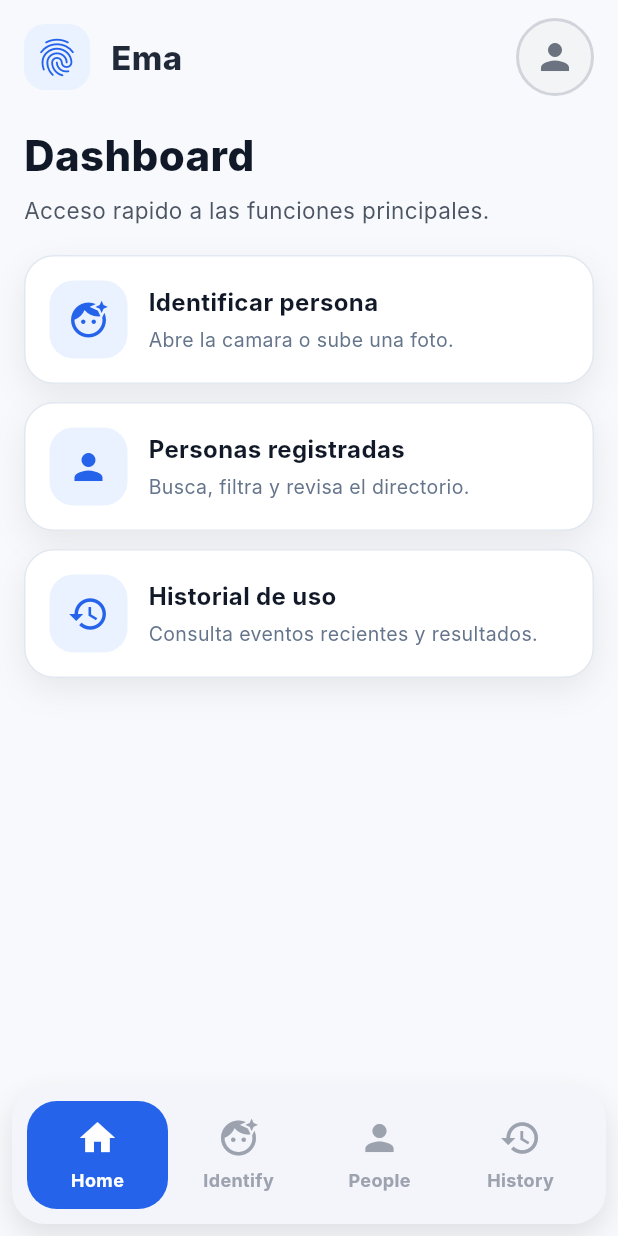
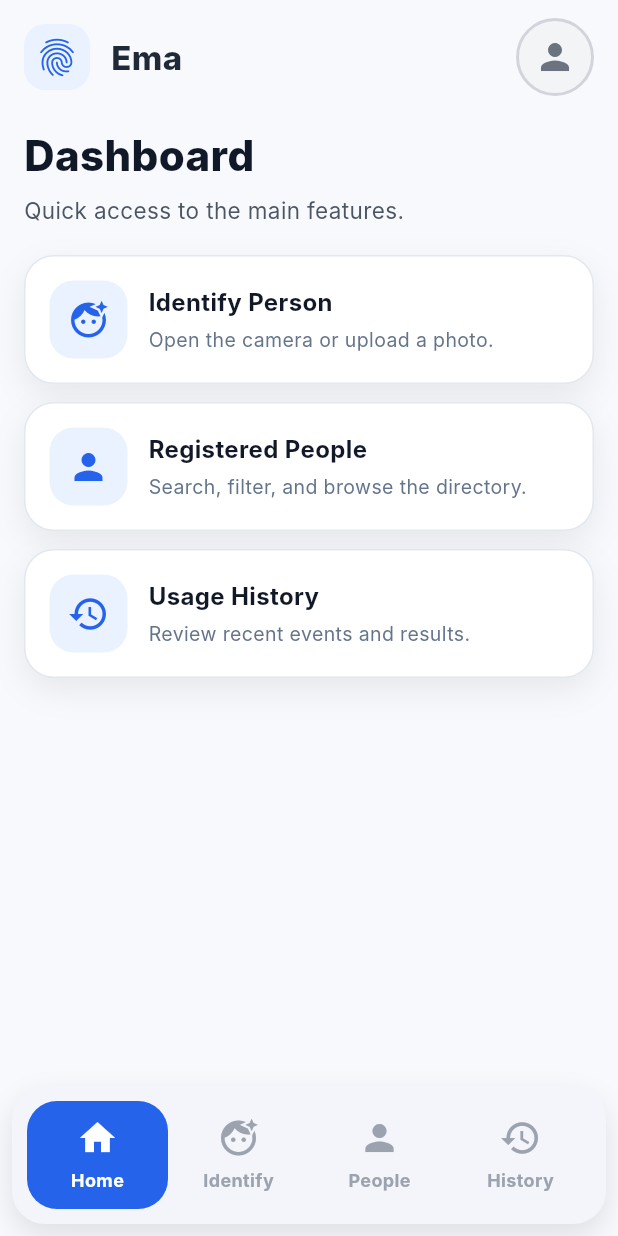
Before and after one commit to zGIKS/ema-flutter, a Flutter app: the screen it shows after launch, on a phone screen of 412 x 824 dp. Run offline on Flutter 3.47's test engine with Material 3 defaults, Android fonts, the phone set to English and light mode, and no system bars; our stand-ins replace dio, equatable, flutter_bloc, flutter_dotenv, image_picker; network calls fail; Roboto replaces fonts that are missing (Inter).

Commit message:
feat: translate home screen text to English for improved accessibility

```diff
--- a/lib/app/identity/interfaces/pages/home/home.screen.dart
+++ b/lib/app/identity/interfaces/pages/home/home.screen.dart
@@ -20,7 +20,7 @@ class IdentityHomeScreen extends StatelessWidget {
           ),
           const SizedBox(height: 6),
           const Text(
-            'Acceso rapido a las funciones principales.',
+            'Quick access to the main features.',
             style: TextStyle(
               fontSize: 15,
               height: 1.35,
@@ -30,20 +30,20 @@ class IdentityHomeScreen extends StatelessWidget {
           const SizedBox(height: 20),
           _QuickActionCard(
             icon: Icons.face_retouching_natural,
-            title: 'Identificar persona',
-            subtitle: 'Abre la camara o sube una foto.',
+            title: 'Identify Person',
+            subtitle: 'Open the camera or upload a photo.',
           ),
           const SizedBox(height: 12),
           _QuickActionCard(
             icon: Icons.person,
-            title: 'Personas registradas',
-            subtitle: 'Busca, filtra y revisa el directorio.',
+            title: 'Registered People',
+            subtitle: 'Search, filter, and browse the directory.',
           ),
           const SizedBox(height: 12),
           _QuickActionCard(
             icon: Icons.history,
-            title: 'Historial de uso',
-            subtitle: 'Consulta eventos recientes y resultados.',
+            title: 'Usage History',
+            subtitle: 'Review recent events and results.',
           ),
         ],
       ),
```
